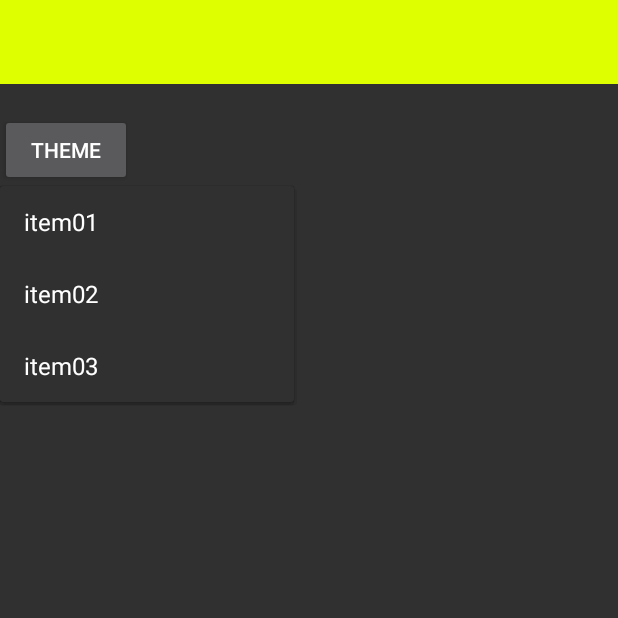
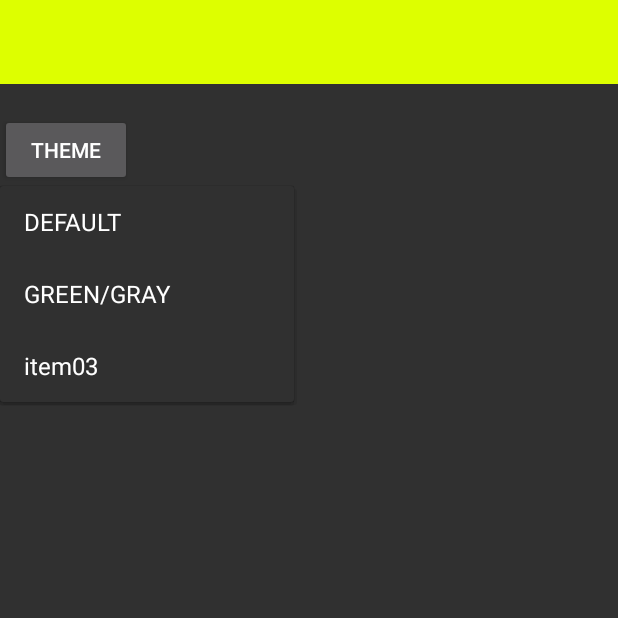
Before and after one commit to Aburasumashi81104/picsapp, an Android app: the screen it shows after launch (MainActivity), after a tap on "THEME", on a phone screen of 412 x 824 dp, the top half of it. Run offline under Robolectric (Android 15) with nearby library versions, the phone set to English and light mode, and no system bars; libraries missing offline, so code that uses them is left out: com.adobe.creativesdk; pictures from the network do not load; 3 statements that could not run were skipped.

Commit message:
theme button complete

```diff
--- a/app/src/main/res/menu/popup.xml
+++ b/app/src/main/res/menu/popup.xml
@@ -1,5 +1,5 @@
 <menu xmlns:android="http://schemas.android.com/apk/res/android">
-    <item android:id="@+id/item01" android:title="item01"></item>
-    <item android:id="@+id/item02" android:title="item02"></item>
+    <item android:id="@+id/DefaultTheme" android:title="DEFAULT"></item>
+    <item android:id="@+id/GreenGray" android:title="GREEN/GRAY"></item>
     <item android:id="@+id/item03" android:title="item03"></item>
 </menu>
```
Also changed, not shown: app/src/main/java/com/example/moebutapworks/picsfixer/MainActivity.kt (+6 -4 lines).
